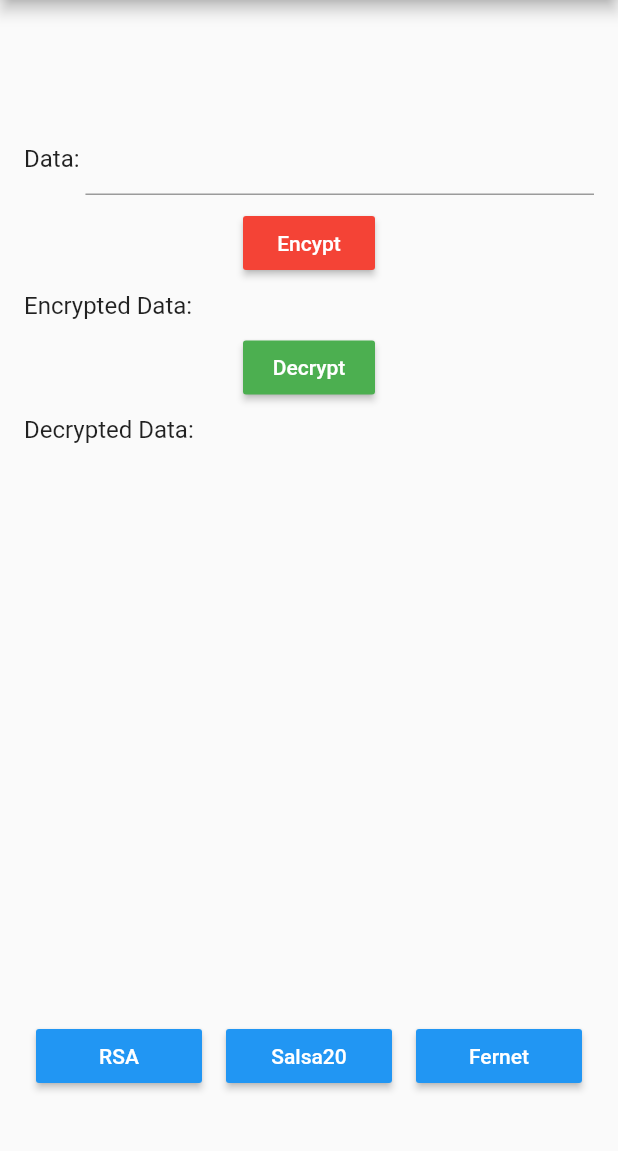
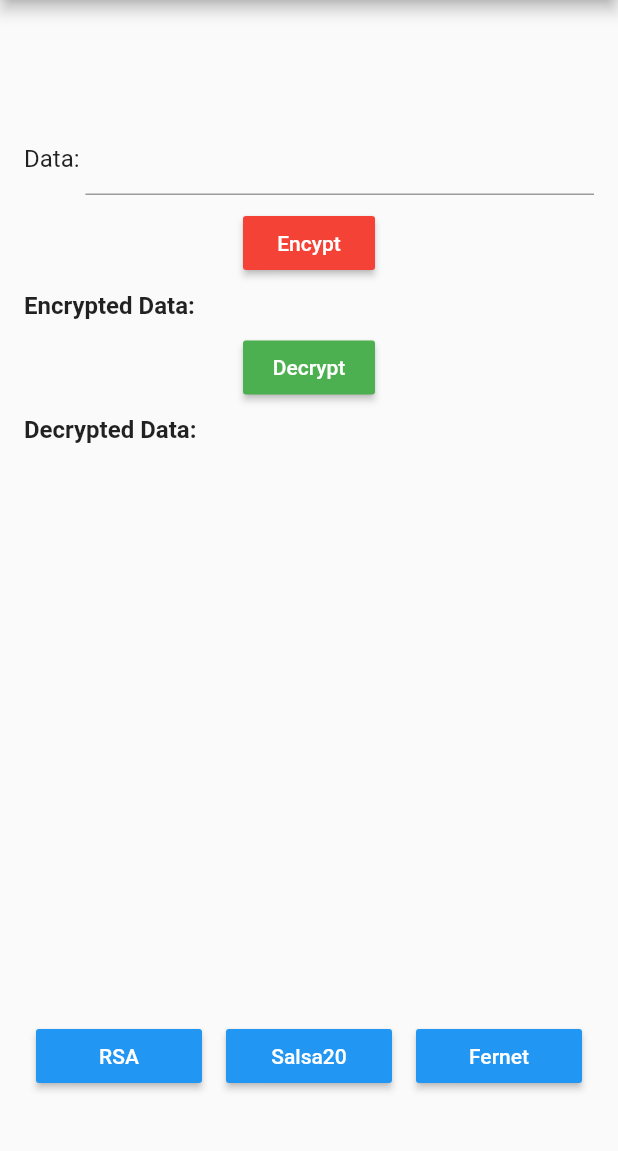
Before and after one commit to eNeM10/flutter_encryption, a Flutter app: the Salsa20Demo screen opened directly, after a tap on "Salsa20", after a tap on "AES", on a phone screen of 412 x 824 dp, the part 84-1235 px from its top. Run offline on Flutter 3.47's test engine with Material 2 defaults, Android fonts, the phone set to English and light mode, and no system bars; missing offline and left inert: encrypt, pointycastle.

Commit message:
Code Cleanup

```diff
--- a/lib/screens/aes_demo_screen.dart
+++ b/lib/screens/aes_demo_screen.dart
@@ -89,10 +89,16 @@ class _AESDemoState extends State<AESDemo> {
                         'Encrypted Data: ',
                         style: TextStyle(
                           fontSize: 16,
+                          fontWeight: FontWeight.bold,
                         ),
                       ),
                       Flexible(
-                        child: Text(encryptedData),
+                        child: Text(
+                          encryptedData,
+                          style: TextStyle(
+                            fontSize: 16,
+                          ),
+                        ),
                       ),
                     ],
                   ),
@@ -125,10 +131,16 @@ class _AESDemoState extends State<AESDemo> {
                         'Decrypted Data: ',
                         style: TextStyle(
                           fontSize: 16,
+                          fontWeight: FontWeight.bold,
                         ),
                       ),
                       Flexible(
-                        child: Text(decryptedData),
+                        child: Text(
+                          decryptedData,
+                          style: TextStyle(
+                            fontSize: 16,
+                          ),
+                        ),
                       ),
                     ],
                   ),
--- a/lib/screens/fernet_demo_screen.dart
+++ b/lib/screens/fernet_demo_screen.dart
@@ -93,7 +93,8 @@ class _FernetDemoState extends State<FernetDemo> {
                         ),
                       ),
                       Flexible(
-                        child: Text(encryptedData,
+                        child: Text(
+                          encryptedData,
                           style: TextStyle(
                             fontSize: 16,
                           ),
@@ -133,7 +134,8 @@ class _FernetDemoState extends State<FernetDemo> {
                         ),
                       ),
                       Flexible(
-                        child: Text(decryptedData,
+                        child: Text(
+                          decryptedData,
                           style: TextStyle(
                             fontSize: 16,
                           ),
--- a/lib/screens/salsa20_demo_screen.dart
+++ b/lib/screens/salsa20_demo_screen.dart
@@ -89,10 +89,16 @@ class _Salsa20DemoState extends State<Salsa20Demo> {
                         'Encrypted Data: ',
                         style: TextStyle(
                           fontSize: 16,
+                          fontWeight: FontWeight.bold,
                         ),
                       ),
                       Flexible(
-                        child: Text(encryptedData),
+                        child: Text(
+                          encryptedData,
+                          style: TextStyle(
+                            fontSize: 16,
+                          ),
+                        ),
                       ),
                     ],
                   ),
@@ -125,10 +131,16 @@ class _Salsa20DemoState extends State<Salsa20Demo> {
                         'Decrypted Data: ',
                         style: TextStyle(
                           fontSize: 16,
+                          fontWeight: FontWeight.bold,
                         ),
                       ),
                       Flexible(
-                        child: Text(decryptedData),
+                        child: Text(
+                          decryptedData,
+                          style: TextStyle(
+                            fontSize: 16,
+                          ),
+                        ),
                       ),
                     ],
                   ),
```
